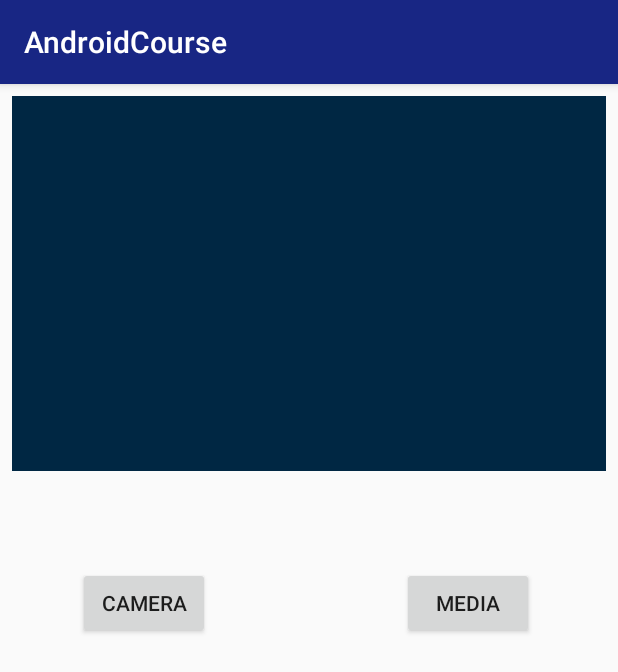
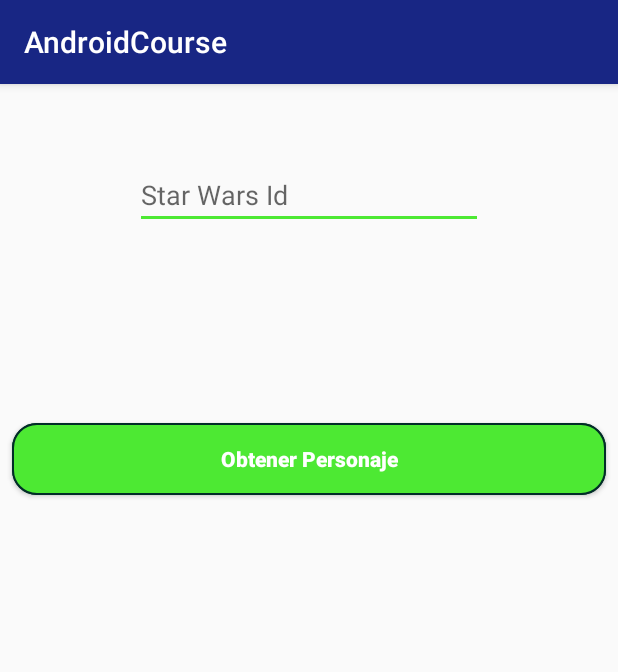
Before and after one commit to oswaldo1119/cursoAndroid, an Android app: the screen it shows after launch (CameraActivity before the commit, WebServiceSamplesActivity after it), on a phone screen of 412 x 824 dp. Shown: the top 672 px of the screen. Run offline under Robolectric (Android 15) with nearby library versions, the light colour scheme and no system bars; our stand-ins replace ButterKnife; libraries missing offline, so code that uses them is left out: io.realm; 3 statements that could not run were skipped.

Commit message:
web service

```diff
--- a/app/build.gradle
+++ b/app/build.gradle
@@ -41,4 +41,9 @@ dependencies {
     implementation 'com.airbnb.android:lottie:2.7.0'
     implementation 'com.google.android.gms:play-services-location:16.0.0'
     implementation 'com.google.android.gms:play-services-maps:16.0.0'
+    implementation 'com.squareup.retrofit2:retrofit:2.4.0'
+    implementation 'com.squareup.okhttp3:logging-interceptor:3.9.1'
+    implementation 'com.squareup.okhttp:okhttp:2.7.5'
+    implementation 'com.squareup.retrofit2:converter-gson:2.4.0'
+    implementation 'com.google.code.gson:gson:2.8.2'
 }
--- /dev/null
+++ b/app/src/main/java/dev/oswaldo/primerospasos/ws/Client.java
@@ -0,0 +1,15 @@
+package dev.oswaldo.primerospasos.ws;
+
+import dev.oswaldo.primerospasos.ws.wsmodels.StarWarsCharacterResponse;
+import okhttp3.ResponseBody;
+import retrofit2.Call;
+import retrofit2.Response;
+import retrofit2.http.GET;
+import retrofit2.http.Path;
+
+public interface Client {
+
+    @GET(ClientEndPoints.getPeople)
+    Call<StarWarsCharacterResponse> getCharacter(@Path("id") String id);
+
+}
--- /dev/null
+++ b/app/src/main/java/dev/oswaldo/primerospasos/ws/ClientEndPoints.java
@@ -0,0 +1,6 @@
+package dev.oswaldo.primerospasos.ws;
+
+public class ClientEndPoints {
+
+    public static final String getPeople = "people/{id}";
+}
--- /dev/null
+++ b/app/src/main/java/dev/oswaldo/primerospasos/ws/ServiceLoggingGenerator.java
@@ -0,0 +1,4 @@
+package dev.oswaldo.primerospasos.ws;
+
+public class ServiceLoggingGenerator {
+}
--- /dev/null
+++ b/app/src/main/java/dev/oswaldo/primerospasos/ws/WebServiceSamplesActivity.java
@@ -0,0 +1,62 @@
+package dev.oswaldo.primerospasos.ws;
+
+import android.support.v7.app.AppCompatActivity;
+import android.os.Bundle;
+import android.view.View;
+import android.widget.EditText;
+import android.widget.TextView;
+
+import org.json.JSONException;
+import org.json.JSONObject;
+
+import java.io.IOException;
+
+import butterknife.BindView;
+import butterknife.ButterKnife;
+import butterknife.OnClick;
+import dev.oswaldo.primerospasos.R;
+import dev.oswaldo.primerospasos.ws.wsmodels.StarWarsCharacterResponse;
+import okhttp3.ResponseBody;
+import retrofit2.Call;
+import retrofit2.Callback;
+import retrofit2.Response;
+
+public class WebServiceSamplesActivity extends AppCompatActivity {
+
+    @BindView(R.id.editTextPokemon) EditText mEtPokemonID;
+
+    @BindView(R.id.textViewPokemon) TextView mTvPokemonInfo;
+
+    @Override
+    protected void onCreate(Bundle savedInstanceState) {
+        super.onCreate(savedInstanceState);
+        setContentView(R.layout.activity_web_service_samples);
+        ButterKnife.bind(this);
+    }
+
+    @OnClick(R.id.buttonObtener) public void getCharacter(View view){
+        String input = mEtPokemonID.getText().toString();
+        if(!input.isEmpty()){
+            Client client = ServiceGenerator.createService(Client.class);
+            client.getCharacter(input)
+                    .enqueue(new Callback<StarWarsCharacterResponse>() {
+                        @Override
+                        public void onResponse(Call<StarWarsCharacterResponse> call, Response<StarWarsCharacterResponse> response) {
+                            if(response.code() == 200) {
+                                StarWarsCharacterResponse characterResponse = response.body();
+                                mTvPokemonInfo.setText(characterResponse.getName());
+                            }
+                            else{
+                                mTvPokemonInfo.setText("Error code: "+response.code());
+                            }
+                        }
+
+                        @Override
+                        public void onFailure(Call<StarWarsCharacterResponse> call, Throwable t) {
+                            mTvPokemonInfo.setText("Error!!!!!! ");
+                            t.printStackTrace();
+                        }
+                    });
+        }
+    }
+}
--- /dev/null
+++ b/app/src/main/res/layout/activity_web_service_samples.xml
@@ -0,0 +1,49 @@
+<?xml version="1.0" encoding="utf-8"?>
+<android.support.constraint.ConstraintLayout xmlns:android="http://schemas.android.com/apk/res/android"
+    xmlns:app="http://schemas.android.com/apk/res-auto"
+    xmlns:tools="http://schemas.android.com/tools"
+    android:layout_width="match_parent"
+    android:layout_height="match_parent"
+    tools:context=".ws.WebServiceSamplesActivity">
+
+    <EditText
+        android:id="@+id/editTextPokemon"
+        android:layout_width="match_parent"
+        android:layout_height="wrap_content"
+        android:layout_marginStart="90dp"
+        android:layout_marginTop="51dp"
+        android:layout_marginEnd="90dp"
+        android:ems="10"
+        android:hint="Star Wars Id"
+        android:inputType="number"
+        android:imeOptions="actionDone"
+        app:layout_constraintEnd_toEndOf="parent"
+        app:layout_constraintStart_toStartOf="parent"
+        app:layout_constraintTop_toTopOf="parent" />
+
+    <TextView
+        android:id="@+id/textViewPokemon"
+        android:layout_width="match_parent"
+        android:layout_height="wrap_content"
+        android:layout_marginStart="8dp"
+        android:layout_marginTop="52dp"
+        android:layout_marginEnd="8dp"
+        android:textAlignment="center"
+        android:textSize="20sp"
+        app:layout_constraintEnd_toEndOf="parent"
+        app:layout_constraintStart_toStartOf="parent"
+        app:layout_constraintTop_toBottomOf="@+id/editTextPokemon" />
+
+    <Button
+        android:id="@+id/buttonObtener"
+        style="@style/GeneralButtonStyle"
+        android:layout_width="match_parent"
+        android:layout_height="wrap_content"
+        android:layout_marginStart="8dp"
+        android:layout_marginTop="50dp"
+        android:layout_marginEnd="8dp"
+        android:text="Obtener Personaje"
+        app:layout_constraintEnd_toEndOf="parent"
+        app:layout_constraintStart_toStartOf="parent"
+        app:layout_constraintTop_toBottomOf="@+id/textViewPokemon" />
+</android.support.constraint.ConstraintLayout>
```
Also changed, not shown: app/src/main/AndroidManifest.xml (+7 -6 lines), app/src/main/java/dev/oswaldo/primerospasos/camera/CameraActivity.java (+52 -0 lines), app/src/main/java/dev/oswaldo/primerospasos/ws/ServiceGenerator.java (added, +27 -0 lines), app/src/main/java/dev/oswaldo/primerospasos/ws/wsmodels/StarWarsCharacterResponse.java (added, +173 -0 lines).
